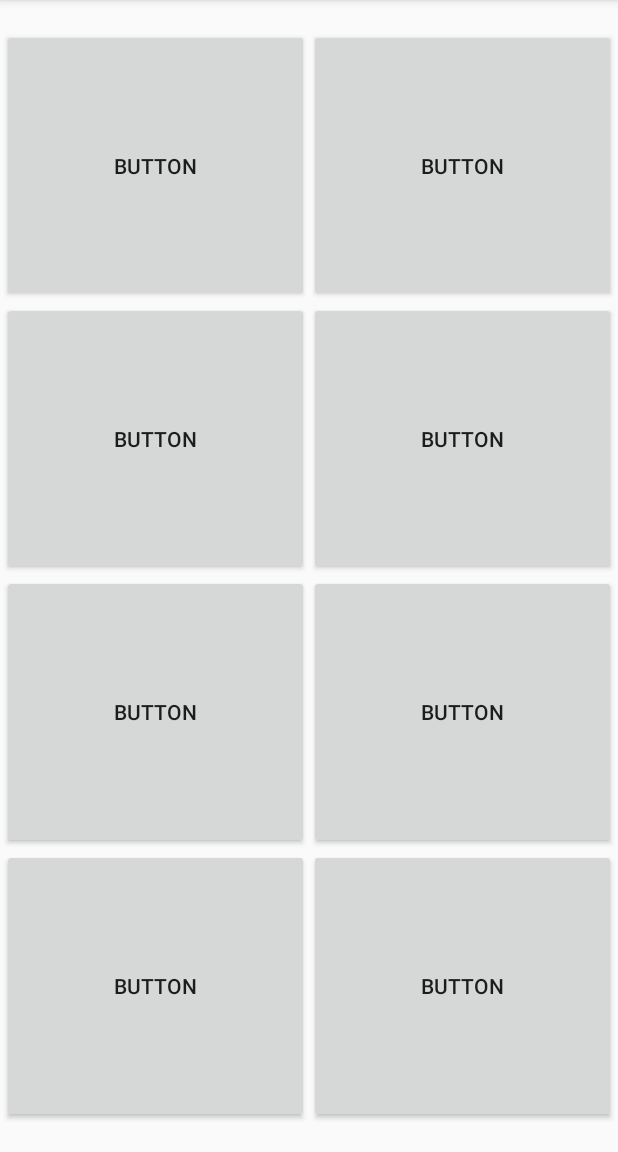
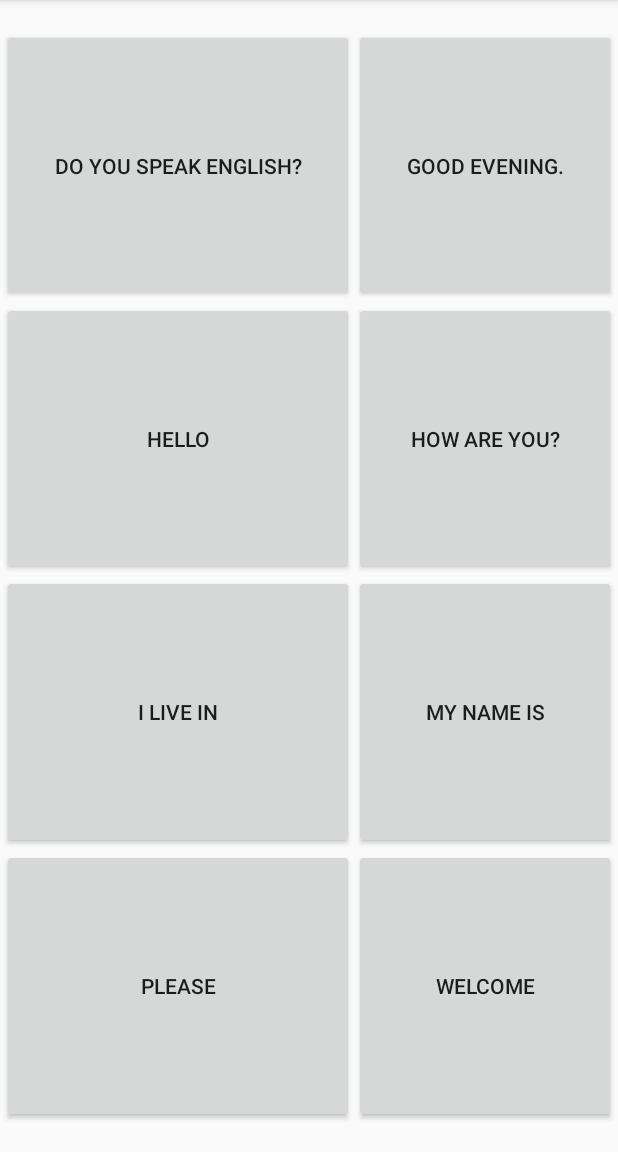
Before and after one commit to NadineGB/BasicPhrases, an Android app: the screen it shows after launch (MainActivity), on a phone screen of 412 x 824 dp, the part 84-1236 px from its top. Run offline under Robolectric (Android 15) with nearby library versions, the light colour scheme and no system bars.

Commit message:
Button mit Text und tags versehen

```diff
--- a/app/src/main/res/layout/activity_main.xml
+++ b/app/src/main/res/layout/activity_main.xml
@@ -27,89 +27,97 @@
             android:id="@+id/button1"
             android:layout_width="wrap_content"
             android:layout_height="wrap_content"
-            android:text="Button"
+            android:text="Do you speak english?"
             app:layout_column="0"
+            app:layout_columnWeight="1"
+            app:layout_gravity="fill"
             app:layout_row="0"
-            app:layout_gravity="fill"
-            app:layout_columnWeight="1"
-            app:layout_rowWeight="1" />
+            app:layout_rowWeight="1"
+            android:tag="doyouspeakenglish" />
 
         <Button
             android:id="@+id/button2"
             android:layout_width="wrap_content"
             android:layout_height="wrap_content"
-            android:text="Button"
+            android:text="Good evening."
             app:layout_column="1"
             app:layout_row="0"
             app:layout_gravity="fill"
             app:layout_columnWeight="1"
-            app:layout_rowWeight="1" />
+            app:layout_rowWeight="1"
+            android:tag="goodevening" />
 
         <Button
             android:id="@+id/button3"
             android:layout_width="wrap_content"
             android:layout_height="wrap_content"
-            android:text="Button"
+            android:text="Hello"
             app:layout_column="0"
             app:layout_row="1"
             app:layout_gravity="fill"
             app:layout_columnWeight="1"
-            app:layout_rowWeight="1" />
+            app:layout_rowWeight="1"
+            android:tag="hello" />
 
         <Button
             android:id="@+id/button4"
             android:layout_width="wrap_content"
             android:layout_height="wrap_content"
-            android:text="Button"
+            android:text="How are you?"
             app:layout_column="1"
             app:layout_row="1"
             app:layout_gravity="fill"
             app:layout_columnWeight="1"
-            app:layout_rowWeight="1" />
+            app:layout_rowWeight="1"
+            android:tag="howareyou" />
 
         <Button
             android:id="@+id/button5"
             android:layout_width="wrap_content"
             android:layout_height="wrap_content"
-            android:text="Button"
+            android:text="I live in"
             app:layout_column="0"
             app:layout_row="2"
             app:layout_gravity="fill"
             app:layout_columnWeight="1"
-            app:layout_rowWeight="1" />
+            app:layout_rowWeight="1"
+            android:tag="ilivein" />
 
         <Button
             android:id="@+id/button6"
             android:layout_width="wrap_content"
             android:layout_height="wrap_content"
-            android:text="Button"
+            android:text="My Name is"
             app:layout_column="1"
             app:layout_row="2"
             app:layout_gravity="fill"
             app:layout_columnWeight="1"
-            app:layout_rowWeight="1" />
+            app:layout_rowWeight="1"
+            android:tag="mynameis" />
 
         <Button
             android:id="@+id/button7"
             android:layout_width="wrap_content"
             android:layout_height="wrap_content"
-            android:text="Button"
+            android:text="Please"
             app:layout_column="0"
             app:layout_row="3"
             app:layout_gravity="fill"
             app:layout_columnWeight="1"
-            app:layout_rowWeight="1" />
+            app:layout_rowWeight="1"
+            android:tag="please" />
 
         <Button
             android:id="@+id/button8"
             android:layout_width="wrap_content"
             android:layout_height="wrap_content"
-            android:text="Button"
+            android:text="Welcome"
             app:layout_column="1"
+            app:layout_columnWeight="1"
+            app:layout_gravity="fill"
             app:layout_row="3"
-            app:layout_gravity="fill"
-            app:layout_columnWeight="1"
-            app:layout_rowWeight="1" />
+            app:layout_rowWeight="1"
+            android:tag="welcome" />
 
     </androidx.gridlayout.widget.GridLayout>
 </androidx.constraintlayout.widget.ConstraintLayout>
```
Also changed, not shown: 8 other files.
